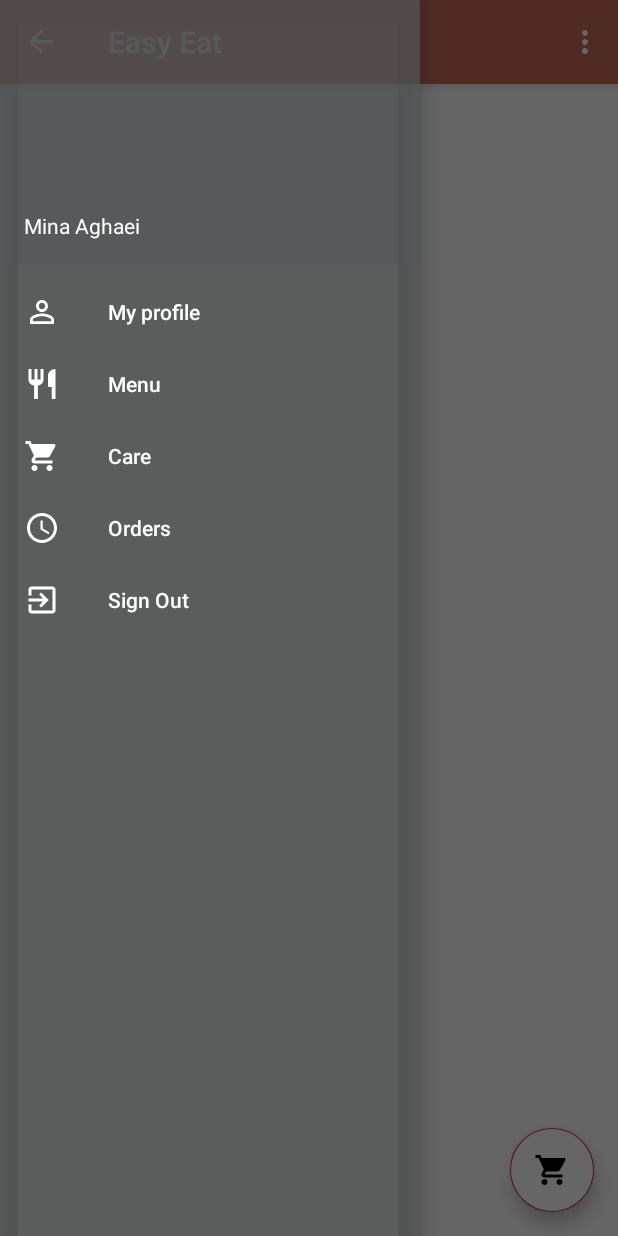
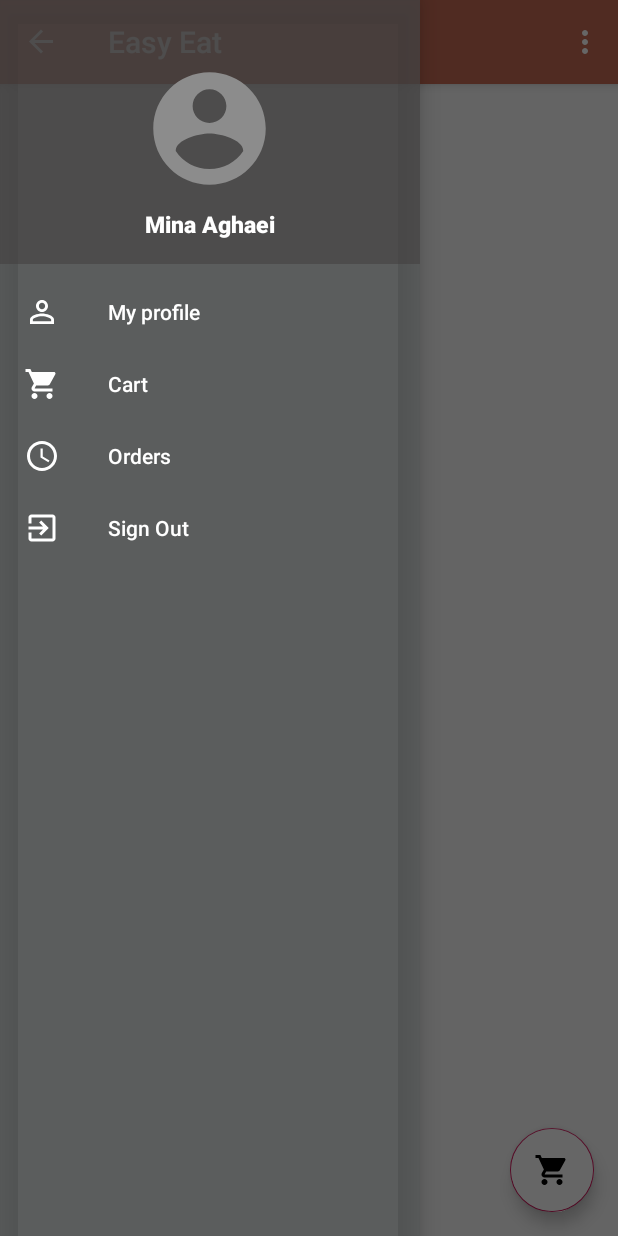
Before and after one commit to Vale-polito/customer_app, an Android app: the screen it shows after launch once a user with an empty profile is signed in (Home), with the side drawer open, on a phone screen of 412 x 824 dp. Run offline under Robolectric (Android 15) with nearby library versions, the phone set to English and light mode, and no system bars; our stand-ins replace CircleImageView, Firebase (no records; nobody signed in at launch, a user with empty details on screens opened directly), Picasso; 3 statements that could not run were skipped.

Commit message:
Filters,buy remained

```diff
--- a/app/src/main/java/com/example/customer/Home.java
+++ b/app/src/main/java/com/example/customer/Home.java
@@ -2,6 +2,7 @@ package com.example.customer;
 
 import android.content.Intent;
 import android.os.Bundle;
+import android.support.annotation.NonNull;
 import android.support.design.widget.FloatingActionButton;
 import android.support.design.widget.Snackbar;
 import android.support.v7.widget.RecyclerView;
@@ -15,14 +16,25 @@ import android.support.v7.widget.Toolbar;
 import android.view.Menu;
 import android.view.MenuItem;
 import android.widget.TextView;
+import android.widget.Toast;
 
 import com.google.firebase.auth.FirebaseAuth;
+import com.google.firebase.database.DataSnapshot;
+import com.google.firebase.database.DatabaseError;
 import com.google.firebase.database.DatabaseReference;
 import com.google.firebase.database.FirebaseDatabase;
+import com.google.firebase.database.ValueEventListener;
+import com.squareup.picasso.Picasso;
+
+import java.util.List;
 
 public class Home extends AppCompatActivity implements NavigationView.OnNavigationItemSelectedListener {
-   //to do logout we need it
+    //Define variables to show image and name in header
+    de.hdodenhof.circleimageview.CircleImageView imgProfileNav;
+    TextView txtFullNameNav;
+    //to do logout we need it
     private FirebaseAuth firebaseAuth;
+    private RecyclerView  mRecyclerView;
     @Override
     protected void onCreate(Bundle savedInstanceState) {
         super.onCreate(savedInstanceState);
@@ -52,9 +64,61 @@ public class Home extends AppCompatActivity implements NavigationView.OnNavigati
         NavigationView navigationView = (NavigationView) findViewById(R.id.nav_view);
         navigationView.setNavigationItemSelectedListener(this);
 
+        //Put name and Image in header view
+        View headView= navigationView.getHeaderView(0);
+        imgProfileNav=headView.findViewById(R.id.imgProfileNav);
+        txtFullNameNav=headView.findViewById(R.id.txtFullNameNav);
+        //getting Image from profile
+        DatabaseReference databaseReference1 = FirebaseDatabase.getInstance().getReference("CustomersProfile");
+        databaseReference1.child(firebaseAuth.getUid()).addValueEventListener(new ValueEventListener() {
+            @Override
+            public void onDataChange(@NonNull DataSnapshot dataSnapshot) {
+                CustomersProfile customersProfile=dataSnapshot.getValue(CustomersProfile.class);
+                txtFullNameNav.setText(customersProfile.getName());
+                Picasso.get()
+                        .load(customersProfile.getImageUrl())
+                        .placeholder(R.drawable.personal)
+                        .fit()
+                        .centerCrop()
+                        .into(imgProfileNav);
+            }
+
+            @Override
+            public void onCancelled(@NonNull DatabaseError databaseError) {
+                Toast.makeText(Home.this,databaseError.getCode(),Toast.LENGTH_LONG).show();
+            }
+        });
+
+        //...............................
+        //Initiate Receycler view
+        mRecyclerView = (RecyclerView) findViewById(R.id.recycler_food);
+        new FirebaseDatabaseHelper().readFoods(new FirebaseDatabaseHelper.DataStatus() {
+            @Override
+            public void DataIsLoaded(List<DailyOffer> dailyOffers, List<String> keys) {
+                findViewById(R.id.loading_foods_pb).setVisibility(View.GONE);
+                new RecyclerView_Config().setConfig(mRecyclerView,Home.this,dailyOffers,keys);
+            }
+
+            @Override
+            public void DataIsInserted() {
+
+            }
+
+            @Override
+            public void DataIsUpdated() {
+
+            }
+
+            @Override
+            public void DataIsDeleted() {
+
+            }
+        });
+
+    }
 
 
-    }
+
 
     @Override
     public void onBackPressed() {
@@ -81,7 +145,13 @@ public class Home extends AppCompatActivity implements NavigationView.OnNavigati
         int id = item.getItemId();
 
         //noinspection SimplifiableIfStatement
-        if (id == R.id.action_settings) {
+        if (id == R.id.action_search) {
+            return true;
+        }
+        if (id == R.id.action_lowPrice) {
+            return true;
+        }
+        if (id == R.id.action_highDiscount) {
             return true;
         }
 
--- a/app/src/main/res/layout/activity_home.xml
+++ b/app/src/main/res/layout/activity_home.xml
@@ -7,6 +7,7 @@
     android:layout_height="match_parent"
     android:fitsSystemWindows="true"
     tools:openDrawer="start">
+
 
     <include
         layout="@layout/app_bar_home"
--- a/app/src/main/res/layout/activity_login.xml
+++ b/app/src/main/res/layout/activity_login.xml
@@ -22,7 +22,7 @@
         android:layout_marginStart="25dp"
         android:layout_marginTop="250dp"
         android:layout_marginEnd="25dp"
-        app:cardBackgroundColor="@color/lightGrayTransparent"
+        app:cardBackgroundColor="@color/lightGray"
         app:cardCornerRadius="7dp"
         app:cardElevation="4dp">
 
--- a/app/src/main/res/layout/app_bar_home.xml
+++ b/app/src/main/res/layout/app_bar_home.xml
@@ -5,6 +5,7 @@
     android:layout_width="match_parent"
     android:layout_height="match_parent"
     tools:context=".Home">
+
 
     <android.support.design.widget.AppBarLayout
         android:layout_width="match_parent"
@@ -15,7 +16,7 @@
             android:id="@+id/toolbar"
             android:layout_width="match_parent"
             android:layout_height="?attr/actionBarSize"
-            android:background="?attr/colorPrimary"
+            android:background="@color/colorCustomer"
             app:popupTheme="@style/AppTheme.PopupOverlay" />
 
     </android.support.design.widget.AppBarLayout>
--- a/app/src/main/res/layout/nav_header_home.xml
+++ b/app/src/main/res/layout/nav_header_home.xml
@@ -3,7 +3,7 @@
     xmlns:app="http://schemas.android.com/apk/res-auto"
     android:layout_width="match_parent"
     android:layout_height="@dimen/nav_header_height"
-    android:background="@color/overlayBackground"
+    android:background="@color/darkGrayTransparent"
     android:gravity="bottom"
     android:orientation="vertical"
     android:paddingLeft="@dimen/activity_horizontal_margin"
@@ -11,13 +11,23 @@
     android:paddingRight="@dimen/activity_horizontal_margin"
     android:paddingBottom="@dimen/activity_vertical_margin"
     android:theme="@style/ThemeOverlay.AppCompat.Dark">
-
+    <de.hdodenhof.circleimageview.CircleImageView
+        android:id="@+id/imgProfileNav"
+        android:layout_width="90dp"
+        android:layout_height="90dp"
+        android:layout_gravity="center_horizontal"
+        android:layout_marginTop="2dp"
+        android:contentDescription="@string/Img_des"
+        android:src="@drawable/ic_account" />
     <TextView
-        android:id="@+id/txtFullName"
-        android:layout_width="match_parent"
+        android:id="@+id/txtFullNameNav"
+        android:layout_width="wrap_content"
         android:layout_height="wrap_content"
+        android:layout_gravity="center_horizontal"
         android:paddingTop="@dimen/nav_header_vertical_spacing"
+        android:textColor="@color/colorWhite"
         android:text="Mina Aghaei"
-        android:textAppearance="@style/TextAppearance.AppCompat.Body1" />
+        android:fontFamily="sans-serif-black"
+        android:textSize="15sp"/>
 
 </LinearLayout>
--- a/app/src/main/res/menu/activity_home_drawer.xml
+++ b/app/src/main/res/menu/activity_home_drawer.xml
@@ -8,14 +8,11 @@
             android:id="@+id/nav_profile"
             android:icon="@drawable/ic_person"
             android:title="My profile" />
-        <item
-            android:id="@+id/nav_menu"
-            android:icon="@drawable/ic_restaurant"
-            android:title="Menu" />
+
         <item
             android:id="@+id/nav_cart"
             android:icon="@drawable/ic_cart"
-            android:title="Care" />
+            android:title="Cart" />
         <item
         android:id="@+id/nav_orders"
         android:icon="@drawable/ic_access"
--- a/app/src/main/res/menu/home.xml
+++ b/app/src/main/res/menu/home.xml
@@ -2,8 +2,17 @@
 <menu xmlns:android="http://schemas.android.com/apk/res/android"
     xmlns:app="http://schemas.android.com/apk/res-auto">
     <item
-        android:id="@+id/action_settings"
+        android:id="@+id/action_lowPrice"
+        android:title="Order by Price"
+        app:showAsAction="never" />
+    <item
+        android:id="@+id/action_highDiscount"
+        android:title="Order by Discount"
+        app:showAsAction="never" />
+    <item
+        android:id="@+id/action_search"
         android:orderInCategory="100"
-        android:title="@string/action_settings"
+        android:title="Search"
         app:showAsAction="never" />
+
 </menu>
--- a/app/src/main/res/values/colors.xml
+++ b/app/src/main/res/values/colors.xml
@@ -1,9 +1,8 @@
 <?xml version="1.0" encoding="utf-8"?>
 <resources>
-    <color name="colorPrimary">#c96c5b</color>
-    <color name="colorPrimaryDark">#c96c5b</color>
-    <color name="colorPrimaryLight">#FF7A7A</color>
-
+    <color name="colorPrimary">#131312</color>
+    <color name="colorPrimaryDark">#C96c56</color>
+    <color name="colorPrimaryLight">#EE8080</color>
     <color name="colorSecondary">#5B852F</color>
     <color name="colorSecondaryDark">#5B852F</color>
     <color name="colorSecondaryLight">#ffa270</color>
@@ -14,7 +13,10 @@
     <color name="colorBlack">#000000</color>
     <color name="button">#A235E5</color>
     <color name="colorCustomer">#C96c56</color>
-    <color name="lightGrayTransparent">#F1EFEF</color>
+    <color name="colorCustomerTransparent">#BAC96C56</color>
+    <color name="lightGrayTransparent">#80F1EFEF</color>
+    <color name="darkGrayTransparent">#80413D3D</color>
+    <color name="lightGray">#F8F1EFEF</color>
     <color name="overlayBackground">#7F535657</color>
     <color name="overlayActionBar">#0e0d0e</color>
 </resources>
```
Also changed, not shown: app/src/main/java/com/example/customer/DailyOffer.java (+2 -12 lines), app/src/main/java/com/example/customer/ProfileActivity.java (+29 -1 lines), app/src/main/res/layout/activity_profile.xml (+37 -9 lines), app/src/main/res/layout/activity_sign_up.xml (+4 -4 lines), app/src/main/res/layout/content_home.xml (+19 -5 lines).
